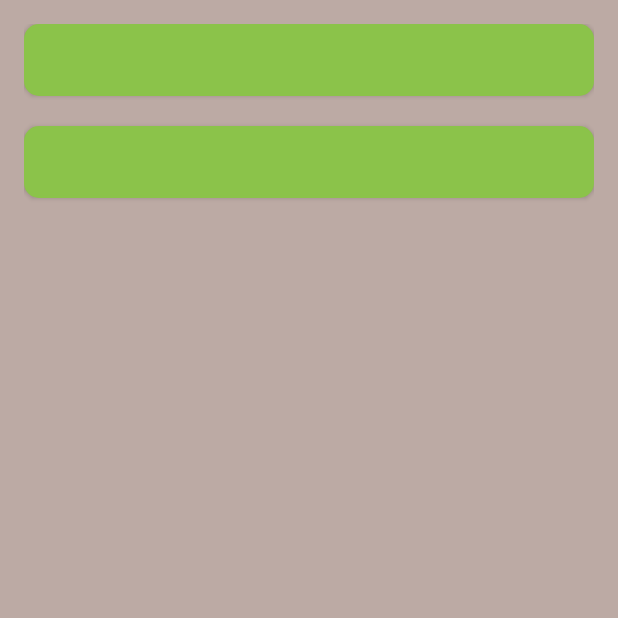
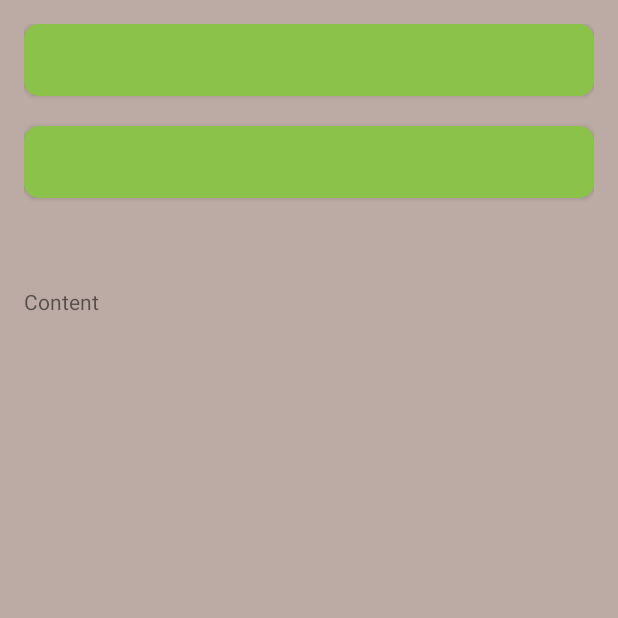
Before and after one commit to keckmi/LearnStuffApp, an Android app: the TermActivity screen opened directly, with no data from a screen before it, on a phone screen of 412 x 824 dp, the top half of it. Run offline under Robolectric (Android 15) with nearby library versions, the phone set to English and light mode, and no system bars; 51 statements that could not run were skipped.

Commit message:
terms & pic

```diff
--- a/app/src/main/java/com/example/learnstuffapp/TermActivity.java
+++ b/app/src/main/java/com/example/learnstuffapp/TermActivity.java
@@ -7,7 +7,10 @@ import android.content.Intent;
 import android.graphics.Bitmap;
 import android.graphics.BitmapFactory;
 import android.graphics.Color;
+import android.os.Build;
 import android.os.Bundle;
+import android.text.Html;
+import android.text.Spanned;
 import android.widget.Button;
 import android.widget.ImageView;
 import android.widget.TextView;
@@ -56,11 +59,14 @@ public class TermActivity extends AppCompatActivity {
         String chapter = intent.getStringExtra(CHAPTER);
         String term = intent.getStringExtra(TERM);
         String content = content(intent, lernfeld, term);
-        System.out.println(content==null);
+        content = content.replace("\n", "<br>");
+        //System.out.println(content==null);
         titleLF.setText(Learnfield.getLearnfieldTitleByNumber(lernfeld));
         titleChapter.setText(chapter);
         txtTerm.setText(term);
-        txtContent.setText(content);
+        if (Build.VERSION.SDK_INT >= Build.VERSION_CODES.N) {
+            txtContent.setText(Html.fromHtml(content, 5));
+        }
         setPicIfIs(term);
 
     }
@@ -286,6 +292,10 @@ public class TermActivity extends AppCompatActivity {
             imgView.setImageResource(R.drawable.multi_singlemode);
             imgView.getLayoutParams().height=1300;
         }
+        if (term.equals("Betriebsabrechnungsbogen")) {
+            imgView.setImageResource(R.drawable.betriebsabrechnungsbogen);
+            imgView.getLayoutParams().height=2200;
+        }
 
     }
 }
--- a/app/src/main/java/com/example/learnstuffapp/Terms.java
+++ b/app/src/main/java/com/example/learnstuffapp/Terms.java
@@ -347,7 +347,7 @@ public class Terms {
                             "zu berücksichtigen oder weil die Nachfrage konstant ist."),
             },
             {// Angebotsvergleiche bei Beschaffungsmaßnahmen durchführen
-                new Term("Nutzwertanalyse",
+                new Term(" analyse",
                         "Neben dem quantitativen Angebotsvergleich (Einstandspreis) sind qualitative Bewertungskriterien:\n" +
                         "-Qualität und Funktionen des angebotenen Produkts\n" + "-Verbrauchskosten, Energiekosten, Folgekosten\n" + "-Liefermenge, Mindestabnahmemenge\n" +
                         "-Besonderes Design und Aktualität des Produkts\n" + "-Schnelle und zuverlässige Lieferung\n" + "-Kompetenz des Lieferanten (Mitarbeiter)\n" + "-Verhalten des Lieferanten in besonderen Situationen (Notsituatuionen)\n" +
@@ -531,10 +531,10 @@ public class Terms {
                     new Term("Kupferkabel Verdrill & Schirm","Kupferdatenleitungen Kabel mit verdrillten Adernpaaren / Twisted Pair Kabel \n\n"+
                             "Das Kabel hat 8 Leitungen von denen je zwei zu einem Paar verdrillt sind. \nJedes Paar kann geschirmt sein + zusätzliche Schirmung um alle Leitungen. \n"+
                             "Um all das / ganz außen: Plastikhülle \n\n"+
-                            "Das Verdrillen der Adernpaare verhindert Aussenden magnetischer Störstrahlung \nebenso haben sich Störungen bei von außen eingestrahlten Störungen gegenseitig auf \n\n"+
+                            "Das Verdrillen der Adernpaare verhindert Aussenden magnetischer Störstrahlung \nebenso heben sich Störungen bei von außen eingestrahlten Störungen gegenseitig auf \n\n"+
                             "Schirm \n\n"+
                             "Umwickeln mit einer leitfähigen Folie oder Schirmgeflecht (Abschirmung) \nverhindert Aussenden von elektrischer Störstrahlung \nverhindert, dass sich die Leitung durch äußere "+
-                            "E-Felder stören lässtSchützt vor Störfrequenzen anderer Leitungen, \nUmhüllung Adernpaare, \nerhöht Verträglichkeit, \nAbhörsicherheit, \nverhindert Übersprechen \n\n"+
+                            "E-Felder stören lässt \nSchützt vor Störfrequenzen anderer Leitungen, \nUmhüllung Adernpaare, \nerhöht Verträglichkeit, \nAbhörsicherheit, \nverhindert Übersprechen \n\n"+
                             "Leitungstypen (Kupfer) \nUnterscheidungen nach Aufbau des Kabelschirmes \n\nS/FTP \ngemeinsamer Geflechtschirm (S), einzelne Paare jeweils von einem Folienschirm umgeben (FTP) \n\n"+
                             "F/UTP \ngemeinsamer Folienschirm (F), einzelne Paare ungeschirmt (UTP) \n\nSF/UTP \ngemeinsamer Schirm aus Geflecht und Folie (SF), einzelne Paare ungeschirmt (UTP) \n\n"+
                             "U/UTP \nkein gemeinsamer Schirm (U), einzelne Paare ungeschirmt (UTP) \n\n"),
@@ -602,25 +602,35 @@ public class Terms {
                             "Bei HTTP wird in Unterschied zu HTTPS alles im Klartext übertragen auch die Anmeldedaten \n\n"+
                             "Bei gesichertem Webzugriff über das https Protokoll zb bei einem Online Anmeldesystem eines Schul WLAN wird die asymetrische Verschlüsselung verwendet, zur  verschlüsselten Übertragung "+
                             "eines gemeinsamen Sitzungsschlüssels. Die Aufgabe des Verschlüsselungsverfahren beim gesicherten Zugriff auf die Anmeldeseite ist die symetrische Verschlüsselung der Nutzdaten mithilfe des zuvor "+
-                            "übertragenen Sitzungsschlüssels"),
+                            "übertragenen Sitzungsschlüssels \n\nHTTPS verwendet bei der Verbindung die <b>hybride Verschlüsselung</b> \n"+
+                            "Der Client holt sich den öffentlichen Schlüssel des Servers aus dem erhaltenen Zertifikat des Servers, verschlüsselt damit einen symetrischen Session Key und schickt ihn an den Server. "+
+                            "Der Server entschlüsselt den Session Key mit seinem privaten Schlüssel. Beide tauschen Daten, mit dem symetrischen Session Key verschlüsselt, aus."),
                     new Term("ARP", "Adress Resolution Protocol:\n liefert MAC (des Netzwerk-Interfaces) zu IP\n(OSI 2-3)\n\n"+
-                            "ingesetzt um zu bekommen: MAC-Adresse von Zielrechner\n" +
+                            "eingesetzt um zu bekommen: MAC-Adresse von Zielrechner\n" +
                             "Interface-Adresse (IP) des Zielrechners muss beim Senden bekannt sein, in Adress-Feld des Ethernet-Frames einzusetzen\n" +
                             "ARP-Cache: hier speichert Rechner gelernte IP-Adressen Aufruf durch arp-a\n" +
                             "C:\\Users\\uri->arp -a\n" +
                             "Schnittstelle: 192.168.83.1 --- 0x3\n" +
                             "   Internetadresse   Physische Adresse  Typ\n" +
                             "   192.168.83.254    00-50-56-e7-48-5e  dynamisch\n" +
-                            "   192.168.83.254    ff-ff-ff-ff-ff-ff  statisch"),
+                            "   192.168.83.254    ff-ff-ff-ff-ff-ff  statisch \n\n"+
+                            "Der Rechner sendet ARP Request (Wer hat folgende IP? bitte sende MAC) als Broadcast an alle Host im Netz. Der angesprochene Host sendet ARP Reply + MAC. "+
+                            "Diese trägt der Absender dann in seinen ARP Cache ein."),
                     new Term("DNS", "Domain Name Service:\n Übersetzung URL -> IP Adresse\n(OSI 7)\n\n"+
-                            "Name Auflösung . domain Paulinenpflege.de\n" + "(DNS-Abfrage) =^ 139.119.81.86 öffentl IP-Adr"),
+                            "Name Auflösung . domain Paulinenpflege.de\n" + "(DNS-Abfrage) =^ 139.119.81.86 öffentl IP-Adr \n\n"+
+                            "DDNS (DynDNS) Dynamisches DNS \nMacht Webdienste, die auf Servern, mit sich ändernder IP Adresse, laufen, für die Öffentlichkeit erreichbar. \n"+
+                            "Dazu Domainname bei DDNS Anbieter registrieren. An diesen gehen dann die Anfragen nach der URL des Servers. Er hat eine Liste mit der aktuellen IP. "+
+                            "Wenn sich die IP ändert, sorgt eine Software auf dem Router dafür, dass die Liste aktualisiert wird"),
                     new Term("DHCP", "Dynamic Host Config Protocoll \nArbeitet auf der Anwendungsschicht (OSI-Layer:7) \nVerteilt die Ip_Konfiguration an Rechner im Netz\nIP Adressen automatisch konfigurieren\n\n"+
                             "Ablauf DHCP Protokoll: \n\n"+
                             "DHCP DISCOVER: \nDer Client sendet eine Entdeckungsnachricht um nach DHCP Servern im Netz zu suchen \n\n"+
                             "DHCP OFFER: \nEin DHCP Server im Netz, der die DISCOVER erhielt macht eine Offerte (Angebot) \n\n" +
                             "DHCP REQUEST: \nDer Client hat sich für eine Offerte entschieden und sendet eine Rückfrage \n\n"+
-                            "DHCP Acknowledge \nDer DHCP Server, der die Rückfrage bekam, sendet eine Bestätigung"),
-                    new Term("TCP", "Transmission Control Protocol\n Übertragungs Steuer Protocol:\n auf welche Weise Netzwerkkomponenten austauschen?\n OSI 4\n"),
+                            "DHCP Acknowledge \nDer DHCP Server, der die Rückfrage bekam, sendet eine Bestätigung\n\n"+
+                            "Verteilt Adressen von Switch an Geräte. Diese müssen dann im Adress Table der Switch auftauchen"),
+                    new Term("TCP", "Transmission Control Protocol\n Übertragungs Steuer Protocol:\n auf welche Weise Daten / Netzwerkkomponenten austauschen?\n OSI 4\n\n"+
+                            "TCP ist verbindungsorientiert. Dabei wird gewartet, ob der Host antwortet und weis damit ob das Paket ankam oder nicht. \n"+
+                            "UDP (User Datagram Protokol) hingegen ist nicht verbindungsorientiert / verbindungslos. Es sendet nur. Dafür ist es schneller als TCP"),
                     new Term("RFC", "Request for Comments\n Festlegung Protokolle\n ietf.org/rfc/rfc793.txt\n hier: TCP"),
                     new Term("TLS", "Transport Layer Security \n\n"+
                             "Merkmale einer sicheren Verbindung: \nAuthenzität: \nDer Kommunikationspartner ist der, der er vorgibt, zu sein \nIntegrität: \nDie Daten sind unverändert \nVertraulichkeit: \nDie Daten sind für Dritte nicht einsehbar\n\n" +
@@ -628,6 +638,7 @@ public class Terms {
                             "TLS Verbindung mit Zertifikat: \nDer Server schickt beim Verbindungsaufbau sein Zertifikat an den Client, der die Gültigkeit prüft bei der ausstellenden "+
                             "Certification Authority. Dann erstellt der Client einen symmetrischen Session Key, verschlüsselt ihn mit dem Public Key des Servers und schickt ihn zum Server. "+
                              "Wenn die Verbindung steht, werden die Nutzdaten symmetrisch mit dem Session Key verschlüsselt übertragen."),
+                    new Term("STP","Spanning Tree Protokol \n\nErlaubt Switches ein logisches Netzwerk auf Layer3 aufzubauen"),
                     new Term("Header Protokollkopf",
                             "Header (Protokollkopf) - Daten senden in Netzwerk (zB Mail) Browseranfragen an Webserver\n" +
                             "Diese Nutzdaten werden an darunter Schicht übergeben, jede hängt ihren Header vor und gibt Datei weiter runter.\n" +
@@ -725,7 +736,10 @@ public class Terms {
             {//Die Netzwerkfunktion der Clients prüfen und warten
                 new Term("PING","zB PING 192.178.01\noder: PING www.google.de\nsendet Pakete\num erreicbarkeit prüfen\nund dauer"),
                 new Term("DNS", "Domain Name Service:\n Übersetzung URL -> IP Adresse\n(OSI 7)\n\n"+
-                            "Name Auflösung . domain Paulinenpflege.de\n" + "(DNS-Abfrage) =^ 139.119.81.86 öffentl IP-Adr"),
+                            "Name Auflösung . domain Paulinenpflege.de\n" + "(DNS-Abfrage) =^ 139.119.81.86 öffentl IP-Adr\n\n" +
+                            "DDNS (DynDNS) Dynamisches DNS \nMacht Webdienste, die auf Servern, mit sich ändernder IP Adresse, laufen, für die Öffentlichkeit erreichbar. \n" +
+                            "Dazu Domainname bei DDNS Anbieter registrieren. An diesen gehen dann die Anfragen nach der URL des Servers. Er hat eine Liste mit der aktuellen IP. " +
+                            "Wenn sich die IP ändert, sorgt eine Software auf dem Router dafür, dass die Liste aktualisiert wird"),
             },
             {//Netzwerkkomponenten auswählen und konfigurieren
                     new Term("AP Accesspoint (Beacon)",
@@ -828,7 +842,8 @@ public class Terms {
                     "B) Kunden haben Angst ihre Dateien diesem Anbieter nicht weiter anvertrauen zu können\n C) Firewall, Türschloss, VPN, Antivirus Software, Zugangsprotokoll, Daten verschlüsseln\n\n"+
                     "3) Verlust der Integrität (Korrektheit von Informationen)\nA) Softwarefehler, Speicherfehler, Datenerhebungsfehler, kriminelle Eingriffe, Fehler bei Synchronisierung redudant gspeicherter Daten\n"+
                     "B) Kunden arbeiten mit falschen Daten weiter und bekommen so Probleme\nC) Updates überprüfungen, ausgebildete Programmierer, Plausibilitätsprüfung, Prüfroutinen bei Erfassung"),
-            new Term("Firewall","Funktionen: \n\nPaketfilter: \nIP Adresse / Protokol Kontrolle, Port Überwachung \nFilterung mit Layer-3 Informationen (IP-Adressen), bestimmte Adressen können zugelassen oder gesperrt werden\n\n"+
+            new Term("Firewall","Kann Netzwerkzugriff beschränken, nach Absender, Ziel und genutzten Diensten. Überwacht Datenverkehr und entscheidet anhand von Regeln ob bestimmte Pakete durchgelassen werden. \n\n"+
+                    "Funktionen: \n\nPaketfilter: \nIP Adresse / Protokol Kontrolle, Port Überwachung \nFilterung mit Layer-3 Informationen (IP-Adressen), bestimmte Adressen können zugelassen oder gesperrt werden\n\n"+
                     "Stateful Packet Inspection: \nIP Adresse / Protokol Kontrolle, Port Überwachung, Verbindungszuständigkeitsüberprüfung je nach offen oder zu vertrauenswürdig oder nicht, leistungsfähiger, ressourcenintensiver \n"+
                     "Überprüfung, ob Pakete einer speziellen Sitzung gehören. Abfangen von dDoS-Attacken. Merken von Paketen die gesendet und oder empfangen werden und Suche nach verdächtigen Mustern. \n\nDeep Packet Inspection: \nAuf Anwendungsschicht wird geprüft, was in den Paketen ist \n"+
                     "Prüfung der Pakete bis in die Anwendungsschicht hinauf. Datenbereiche prüfen. Somit können Pakete auf Viren, Spam und andere unerwünschte Inhalte untersucht werden"),
@@ -1645,7 +1660,8 @@ public class Terms {
             new Term("Break Even Point", "Umsatz = Stückzahl * Stückpreis\n\n"+ "Deckungsbeitrag = Umsatz - variable Kosten \n"+
                     "Der Unterschied zwischen Erlösen (Umsatz) und variablen Kosten. Er steht zur Deckung der Fixkosten zur Verfügung. "+
                     "Er kann auf die Gesamtmenge als auch auf ein Stück bezogen werden.\n\n"+
-                    "Break Even Point =\n Fixkosten / (Stückpreis - Variable Stückkosten) \nDer Punkt, ab dem Gewinn erwirtschaftet wird.")
+                    "Break Even Point =\n Fixkosten / (Stückpreis - Variable Stückkosten) \nDer Punkt, ab dem Gewinn erwirtschaftet wird."),
+            new Term("Betriebsabrechnungsbogen", "BAB")
     };
     private static Term[] termsLFWK = {
             //Ordner 1
@@ -2064,8 +2080,8 @@ public class Terms {
                     "Subway in London, Subway in Stuttgart \n\nDienstleistungsfranchising \nFranchise-Nehmer bieten Dienstleistungen unter dem Namen des Franchise-Gebers an \n"+
                     "Bsp: Montana-Hotel ind Kassel, Montana-Hotel in Bremen \nVolkshochschule Stuttgart, Volkshochschule Heidelberg \n\nProduktfranchising \nFranchise-Nehmer stellt Waren "+
                     "in seinem eigenen Geschäft selber her und verkauft diese Waren unter dem Namen (Warenzeichen) des Franchise-Gebers \nBsp: Verkauf von Cartige World-Produkten (Verbrauchsmaterialien für Drucker) "+
-                    "in den USA, Verkauf von Catridge World-Produkten in Deutschland \n\nProduktfranchising (Herstellungsfr.) \nFranchise-Nehmer stellt Waren in seinem eigenen Geschäft selbst her und verkauft diese "+
-                    "Waren unter dem Namen (=Warenzeichen) des Franchise-Gebers \n\nRechtsform \nAuskunft über: \nWer bringt Kapital? Wer haftet für Schulden, in welchem Umfang? Wer leitet? Wer vertritt nach außen? "+
+                    "in den USA, Verkauf von Catridge World-Produkten in Deutschland \n\n"+
+                    "Rechtsform \nAuskunft über: \nWer bringt Kapital? Wer haftet für Schulden, in welchem Umfang? Wer leitet? Wer vertritt nach außen? "+
                     "Wer bekommt den Gewinn? \nEinzelunternehmen <-> Gesellschaftsunternehmen (Personengesellschaft <-> Kapitalgesllschft) \n\n"+
                     "Wahl des Standortes: \nKosten, Kundennähe, Behördliche Auflagen, Verkehrsanbindung, Arbeitskräfte, Konkurenz \n\n"),
             new Term("Rechtsformen Unternehmen","Legende: \nName, Abkürzung, Haftung, Geschäftsführung, Gewinnverteilung \n\n"+
@@ -2386,10 +2402,10 @@ public class Terms {
                     "Konusmenten \n(+) Billige Produkte, Internationale Kultur \n(-) schlechte, teilweise giftige Produkte wegen mangelnder Kontrolle"),
             new Term("Nachhaltigkeit","Ökologische Dimension \nfür kommende Generationen soll ein intakte Natur und Umwelt erhalten bleiben \nErhalt der Artenvielfalt \nKlimaschutz "+
                     "\nPflege & Erhalt der Naturräume \nRessourcenschutz \n\nWirtschaftliche Dimension \nMenschen und Unternehmen soll so wirtschaften, dass eine dauerhafte Grundlage für Arbeit und Wohlstand"+
-                    " geschaffen wird \nArmutsbekämpfung \nstabile Arbeitsverhältnisse \nRessourcenschutz \nausgewogene Mitarbeiterstruktur, Ansiedlung neuer Unternehmen in strukturschwachen Regionen, geringe "+
-                    "soziale Ungleichheit \n\nSoziale Dimension \nEs soll auf Dauer eine zukünftsfähige, gerechte und lebenswerte Gesellschaft erreicht werden \nPersönliche Sicherheit "+
-                    "Politische Mitwirkung, Gleichbehandlung der Geschlechter \n\nWie kann ich Globalisierung gerechter und nachhaltiger gestalten? \n"+
-                    "Ich spende Kleider, die ich nicht mehr tragen möchte in die Altkleidersammlung weil ich so inärmeren Regionen dafür sorgen kann, dass die Menschen dort etwas zum Anziehen haben. \n"+
+                    " geschaffen wird \nArmutsbekämpfung \nstabile Arbeitsverhältnisse \nRessourcenschutz \nausgewogene Mitarbeiterstruktur, \nAnsiedlung neuer Unternehmen in strukturschwachen Regionen, \ngeringe "+
+                    "soziale Ungleichheit \n\nSoziale Dimension \nEs soll auf Dauer eine zukünftsfähige, gerechte und lebenswerte Gesellschaft erreicht werden \nPersönliche Sicherheit \n"+
+                    "Politische Mitwirkung, \nGleichbehandlung der Geschlechter \n\nWie kann ich Globalisierung gerechter und nachhaltiger gestalten? \n"+
+                    "Ich spende Kleider, die ich nicht mehr tragen möchte in die Altkleidersammlung weil ich so in ärmeren Regionen dafür sorgen kann, dass die Menschen dort etwas zum Anziehen haben. \n"+
                     "Ich boykottiere billige Kleidung von großen Ketten und Discountern weil es sich dann für die Ausbeuter Unternehmen nicht mehr lohnt auszubeuten \n"+
                     "Ich übernehme eine Kinderpartnerschaft weil ich damit einem Kind in einem Entwicklungsland eine Perspektive auf Ausbildung und damit ein Chance auf ein gutes Leben ermögliche. \n"+
                     "Ich verzichte auf Plastik(-beutel) beim Einkauf weil Plastik nicht verrottet und der Umwelt schadet  \nIch kaufe mir nicht alle 2 Jahre ein neues Smartphone weil ich so nicht den Abbau "+
```
